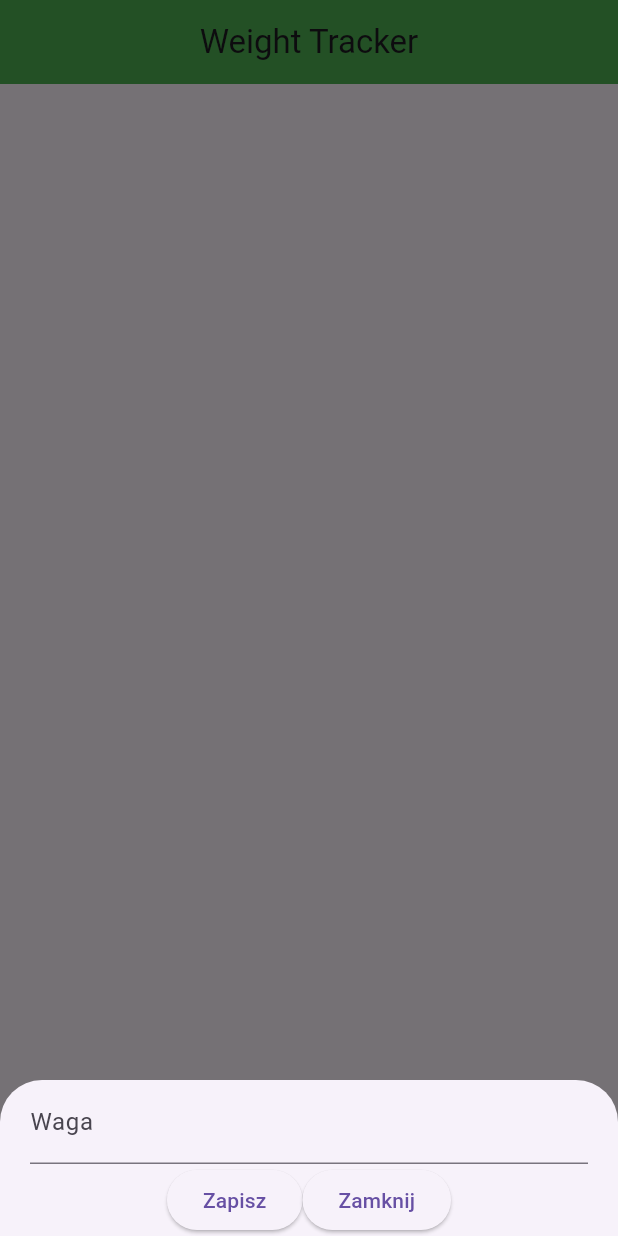
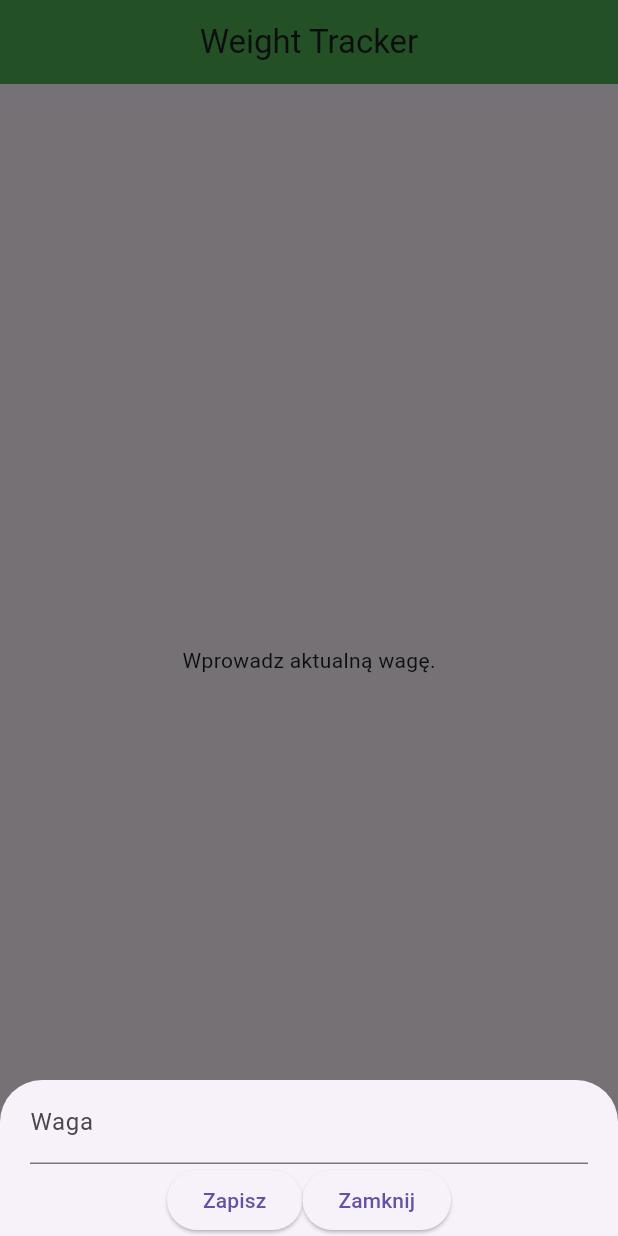
Before and after one commit to mchocilowicz/weight_tracker, a Flutter app: the screen it shows after launch, after a tap on the "add" icon, on a phone screen of 412 x 824 dp. Run offline on Flutter 3.47's test engine with Material 3 defaults, Android fonts, the phone set to English and light mode, and no system bars; our stand-ins replace sqflite; accounts and stored records are empty.

Commit message:
flutter x sqlite

```diff
--- /dev/null
+++ b/lib/db/model/weight.dart
@@ -0,0 +1,12 @@
+class Weight {
+  final int id;
+  final double amount;
+  final DateTime createdAt;
+
+  Weight({required this.id, required this.amount, required this.createdAt});
+
+  static Weight fromMap(Map<String, Object?> row) => Weight(
+      id: row['id'] as int,
+      amount: row['amount'] as double,
+      createdAt: DateTime.fromMillisecondsSinceEpoch(row['createdAt'] as int));
+}
--- /dev/null
+++ b/lib/db/provider/database_provider.dart
@@ -0,0 +1,33 @@
+import 'package:path/path.dart';
+import 'package:sqflite/sqflite.dart';
+
+import '../repository/weight_repository.dart';
+
+class DatabaseProvider {
+  static Database? _database;
+
+  Future<Database> get database async {
+    if (_database != null) {
+      return _database!;
+    }
+
+    _database = await _initialize();
+    return _database!;
+  }
+
+  Future<Database> _initialize() async {
+    final path = await fullPath;
+    var database = await openDatabase(path,
+        version: 1, onCreate: create, singleInstance: true);
+    return database;
+  }
+
+  Future<String> get fullPath async {
+    const name = 'weight.db';
+    final path = await getDatabasesPath();
+    return join(path, name);
+  }
+
+  Future<void> create(Database database, int version) async =>
+      await WeightRepository().createTable(database);
+}
--- /dev/null
+++ b/lib/db/repository/weight_repository.dart
@@ -0,0 +1,33 @@
+import 'package:sqflite/sqflite.dart';
+import 'package:weight_tracker/db/model/weight.dart';
+import 'package:weight_tracker/db/provider/database_provider.dart';
+
+class WeightRepository {
+  final tableName = 'weight';
+
+  Future<void> createTable(Database database) async {
+    database.execute("""CREATE TABLE IF NOT EXISTS $tableName (
+    "id" INTEGER NOT NULL,
+    "createdAt" INTEGER NOT NULL,
+    "amount" REAL NOT NULL,
+    PRIMARY KEY("id" AUTOINCREMENT)
+    )""");
+  }
+
+  Future<Weight> create(double weight) async {
+    final db = await DatabaseProvider().database;
+    final createdAt = DateTime.now();
+    final id = await db.rawInsert("""
+      INSERT INTO $tableName (amount, createdAt) VALUES (?,?)
+    """, [weight, createdAt.millisecondsSinceEpoch]);
+
+    return Weight(id: id, amount: weight, createdAt: createdAt);
+  }
+
+  Future<List<Weight>> getAll() async {
+    final db = await DatabaseProvider().database;
+    final weights = await db.query(tableName);
+
+    return [for (final row in weights) Weight.fromMap(row)];
+  }
+}
--- a/lib/main.dart
+++ b/lib/main.dart
@@ -1,5 +1,8 @@
 import 'package:flutter/material.dart';
 import 'package:intl/intl.dart';
+import 'package:weight_tracker/db/repository/weight_repository.dart';
+
+import 'db/model/weight.dart';
 
 void main() {
   runApp(const MaterialApp(
@@ -16,7 +19,16 @@ class HomeScreen extends StatefulWidget {
 }
 
 class _HomeScreenState extends State<HomeScreen> {
-  final List<WeightData> weightList = [];
+  final List<Weight> weightList = [];
+  final WeightRepository repository = WeightRepository();
+
+  @override
+  void initState() {
+    super.initState();
+    repository.getAll().then((value) => setState(() {
+          weightList.addAll(value);
+        }));
+  }
 
   @override
   Widget build(BuildContext context) {
@@ -30,7 +42,7 @@ class _HomeScreenState extends State<HomeScreen> {
         backgroundColor: Colors.green,
         tooltip: 'Wprowadz nowy pomiar',
         onPressed: () {
-          showModalBottomSheet<WeightData>(
+          showModalBottomSheet<double>(
               isDismissible: false,
               context: context,
               builder: (context) {
@@ -38,8 +50,10 @@ class _HomeScreenState extends State<HomeScreen> {
               }).then((value) => {
                 if (value != null)
                   {
+                    repository.create(value).then((weight) => {
                           setState(() {
-                      weightList.insert(0, value);
+                            weightList.insert(0, weight);
+                          })
                         })
                   }
               });
@@ -50,7 +64,11 @@ class _HomeScreenState extends State<HomeScreen> {
           size: 30,
         ),
       ),
-      body: ListView.separated(
+      body: weightList.isEmpty
+          ? const Center(
+              child: Text('Wprowadz aktualną wagę.'),
+            )
+          : ListView.separated(
               itemBuilder: (BuildContext context, int index) {
                 final weight = weightList[index];
                 return ListTile(
@@ -76,13 +94,6 @@ class WeightForm extends StatefulWidget {
 
   @override
   State<WeightForm> createState() => _WeightFormState();
-}
-
-class WeightData {
-  final double amount;
-  final DateTime createdAt;
-
-  WeightData({required this.amount, required this.createdAt});
 }
 
 class _WeightFormState extends State<WeightForm> {
@@ -125,8 +136,7 @@ class _WeightFormState extends State<WeightForm> {
                       onPressed: () {
                         if (formData.currentState!.validate()) {
                           formData.currentState!.save();
-                          Navigator.of(context).pop(WeightData(
-                              amount: newWeight!, createdAt: DateTime.now()));
+                          Navigator.of(context).pop(newWeight!);
                         }
                       },
                       child: const Text("Zapisz")),
--- a/pubspec.yaml
+++ b/pubspec.yaml
@@ -37,6 +37,8 @@ dependencies:
   cupertino_icons: ^1.0.6
   faker: ^2.1.0
   intl: ^0.19.0
+  sqflite: ^2.3.3
+  path: ^1.9.0
 
 dev_dependencies:
   flutter_test:
```
Also changed, not shown: pubspec.lock. Lines whose indentation alone changed are shown as unchanged.
